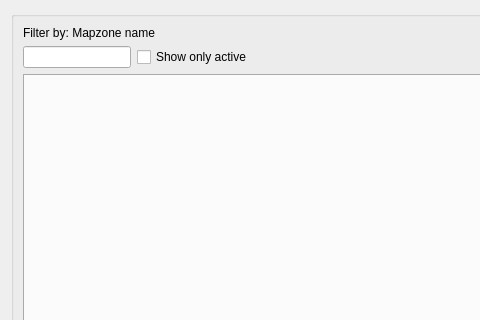
This is core/ui/toolbars/utilities/mapzone_manager.ui in Giswater/giswater_qgis_plugin as Qt 5 draws it before an edit; both pictures show x 0 to 480 and y 0 to 320 of the 1003 by 786 pixel window. The edited form follows.
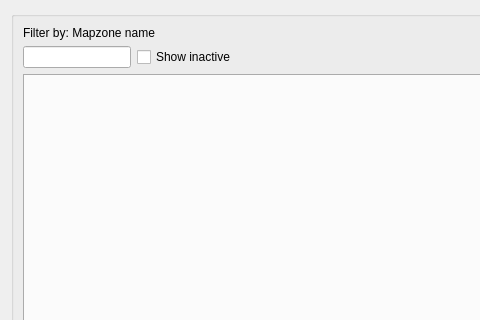
This is the edited form.

Commit message: rollback mapzone, to show or hide non active records

What changed in the file:
```diff
--- a/core/ui/toolbars/utilities/mapzone_manager.ui
+++ b/core/ui/toolbars/utilities/mapzone_manager.ui
@@ -156,7 +156,7 @@
       <item row="5" column="1">
        <widget class="QCheckBox" name="chk_active">
         <property name="text">
-         <string>Show only active</string>
+         <string>Show inactive</string>
         </property>
        </widget>
       </item>
```
The commit also changes 1 other file.
